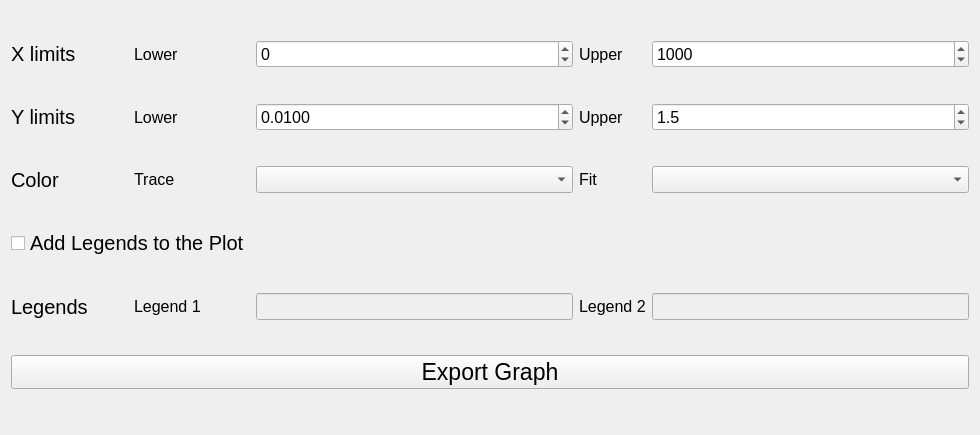
This is PythonGUI_apps/Export_Windows/export_plot.ui in SarthakJariwala/Python_GUI_apps as Qt 5 draws it before an edit. The edited form follows.
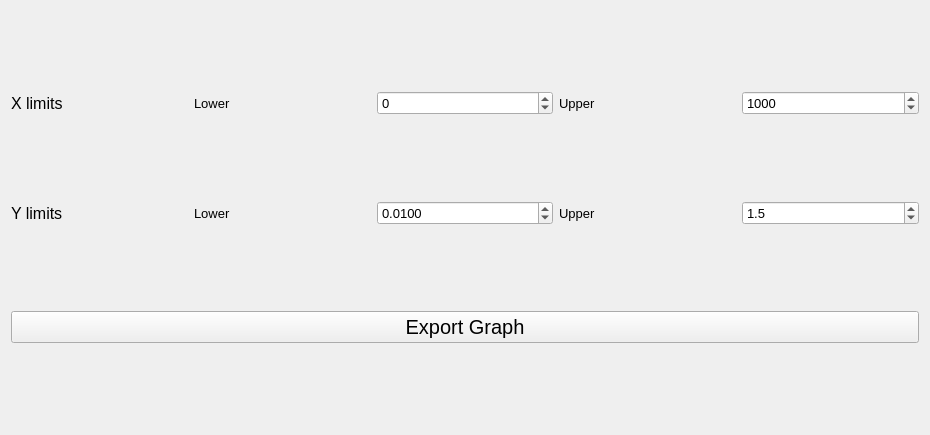
This is the edited form.

Commit message: changes to export window

```diff
--- a/PythonGUI_apps/Export_Windows/export_plot.ui
+++ b/PythonGUI_apps/Export_Windows/export_plot.ui
@@ -6,7 +6,7 @@
    <rect>
     <x>0</x>
     <y>0</y>
-    <width>980</width>
+    <width>930</width>
     <height>435</height>
    </rect>
   </property>
@@ -14,35 +14,11 @@
    <string>Form</string>
   </property>
   <layout class="QGridLayout" name="gridLayout">
-   <item row="0" column="0">
-    <widget class="QLabel" name="label">
-     <property name="font">
-      <font>
-       <pointsize>15</pointsize>
-      </font>
-     </property>
-     <property name="text">
-      <string>X limits</string>
-     </property>
-    </widget>
-   </item>
-   <item row="0" column="3">
-    <widget class="QLabel" name="label_6">
-     <property name="font">
-      <font>
-       <pointsize>12</pointsize>
-      </font>
-     </property>
-     <property name="text">
-      <string>Upper</string>
-     </property>
-    </widget>
-   </item>
    <item row="0" column="4">
     <widget class="QSpinBox" name="upperX_spinBox">
      <property name="font">
       <font>
-       <pointsize>12</pointsize>
+       <pointsize>10</pointsize>
       </font>
      </property>
      <property name="maximum">
@@ -53,23 +29,11 @@
      </property>
     </widget>
    </item>
-   <item row="1" column="1">
-    <widget class="QLabel" name="label_3">
-     <property name="font">
-      <font>
-       <pointsize>12</pointsize>
-      </font>
-     </property>
-     <property name="text">
-      <string>Lower</string>
-     </property>
-    </widget>
-   </item>
    <item row="1" column="4">
     <widget class="QDoubleSpinBox" name="upperY_doubleSpinBox">
      <property name="font">
       <font>
-       <pointsize>12</pointsize>
+       <pointsize>10</pointsize>
       </font>
      </property>
      <property name="decimals">
@@ -78,40 +42,19 @@
      <property name="minimum">
       <double>-100.000000000000000</double>
      </property>
+     <property name="maximum">
+      <double>10000000000000000000000.000000000000000</double>
+     </property>
      <property name="value">
       <double>1.500000000000000</double>
      </property>
     </widget>
    </item>
-   <item row="2" column="0">
-    <widget class="QLabel" name="label_9">
+   <item row="1" column="1">
+    <widget class="QLabel" name="label_3">
      <property name="font">
       <font>
-       <pointsize>15</pointsize>
-      </font>
-     </property>
-     <property name="text">
-      <string>Color</string>
-     </property>
-    </widget>
-   </item>
-   <item row="2" column="1">
-    <widget class="QLabel" name="label_7">
-     <property name="font">
-      <font>
-       <pointsize>12</pointsize>
-      </font>
-     </property>
-     <property name="text">
-      <string>Trace</string>
-     </property>
-    </widget>
-   </item>
-   <item row="0" column="1">
-    <widget class="QLabel" name="label_5">
-     <property name="font">
-      <font>
-       <pointsize>12</pointsize>
+       <pointsize>10</pointsize>
       </font>
      </property>
      <property name="text">
@@ -123,7 +66,7 @@
     <widget class="QSpinBox" name="lowerX_spinBox">
      <property name="font">
       <font>
-       <pointsize>12</pointsize>
+       <pointsize>10</pointsize>
       </font>
      </property>
      <property name="minimum">
@@ -134,15 +77,15 @@
      </property>
     </widget>
    </item>
-   <item row="1" column="0">
-    <widget class="QLabel" name="label_2">
+   <item row="0" column="1">
+    <widget class="QLabel" name="label_5">
      <property name="font">
       <font>
-       <pointsize>15</pointsize>
+       <pointsize>10</pointsize>
       </font>
      </property>
      <property name="text">
-      <string>Y limits</string>
+      <string>Lower</string>
      </property>
     </widget>
    </item>
@@ -150,7 +93,7 @@
     <widget class="QLabel" name="label_4">
      <property name="font">
       <font>
-       <pointsize>12</pointsize>
+       <pointsize>10</pointsize>
       </font>
      </property>
      <property name="text">
@@ -158,11 +101,11 @@
      </property>
     </widget>
    </item>
-   <item row="5" column="0" colspan="5">
+   <item row="2" column="0" colspan="5">
     <widget class="QPushButton" name="export_pushButton">
      <property name="font">
       <font>
-       <pointsize>17</pointsize>
+       <pointsize>15</pointsize>
       </font>
      </property>
      <property name="text">
@@ -170,105 +113,39 @@
      </property>
     </widget>
    </item>
-   <item row="4" column="3">
-    <widget class="QLabel" name="label_11">
+   <item row="1" column="0">
+    <widget class="QLabel" name="label_2">
      <property name="font">
       <font>
        <pointsize>12</pointsize>
       </font>
      </property>
      <property name="text">
-      <string>Legend 2</string>
+      <string>Y limits</string>
      </property>
     </widget>
    </item>
-   <item row="4" column="2">
-    <widget class="QLineEdit" name="legend1_lineEdit">
-     <property name="enabled">
-      <bool>false</bool>
-     </property>
+   <item row="0" column="3">
+    <widget class="QLabel" name="label_6">
      <property name="font">
       <font>
-       <pointsize>12</pointsize>
+       <pointsize>10</pointsize>
       </font>
      </property>
-    </widget>
-   </item>
-   <item row="2" column="4">
-    <widget class="QComboBox" name="fitColor_comboBox">
-     <property name="font">
-      <font>
-       <pointsize>12</pointsize>
-      </font>
-     </property>
-    </widget>
-   </item>
-   <item row="2" column="2">
-    <widget class="QComboBox" name="traceColor_comboBox">
-     <property name="font">
-      <font>
-       <pointsize>12</pointsize>
-      </font>
-     </property>
-    </widget>
-   </item>
-   <item row="2" column="3">
-    <widget class="QLabel" name="label_8">
-     <property name="font">
-      <font>
-       <pointsize>12</pointsize>
-      </font>
-     </property>
      <property name="text">
-      <string>Fit</string>
+      <string>Upper</string>
      </property>
     </widget>
    </item>
-   <item row="4" column="4">
-    <widget class="QLineEdit" name="legend2_lineEdit">
-     <property name="enabled">
-      <bool>false</bool>
-     </property>
+   <item row="0" column="0">
+    <widget class="QLabel" name="label">
      <property name="font">
       <font>
        <pointsize>12</pointsize>
       </font>
      </property>
-    </widget>
-   </item>
-   <item row="4" column="0">
-    <widget class="QLabel" name="label_12">
-     <property name="font">
-      <font>
-       <pointsize>15</pointsize>
-      </font>
-     </property>
      <property name="text">
-      <string>Legends</string>
-     </property>
-    </widget>
-   </item>
-   <item row="4" column="1">
-    <widget class="QLabel" name="label_10">
-     <property name="font">
-      <font>
-       <pointsize>12</pointsize>
-      </font>
-     </property>
-     <property name="text">
-      <string>Legend 1</string>
-     </property>
-    </widget>
-   </item>
-   <item row="3" column="0" colspan="2">
-    <widget class="QCheckBox" name="legend_checkBox">
-     <property name="font">
-      <font>
-       <pointsize>15</pointsize>
-      </font>
-     </property>
-     <property name="text">
-      <string>Add Legends to the Plot</string>
+      <string>X limits</string>
      </property>
     </widget>
    </item>
@@ -276,14 +153,17 @@
     <widget class="QDoubleSpinBox" name="lowerY_spinBox">
      <property name="font">
       <font>
-       <pointsize>12</pointsize>
+       <pointsize>10</pointsize>
       </font>
      </property>
      <property name="decimals">
       <number>4</number>
      </property>
      <property name="minimum">
-      <double>0.000000000000000</double>
+      <double>-10000.000000000000000</double>
+     </property>
+     <property name="maximum">
+      <double>1000000000000000000.000000000000000</double>
      </property>
      <property name="value">
       <double>0.010000000000000</double>
```
The commit also changes 1 other file.
